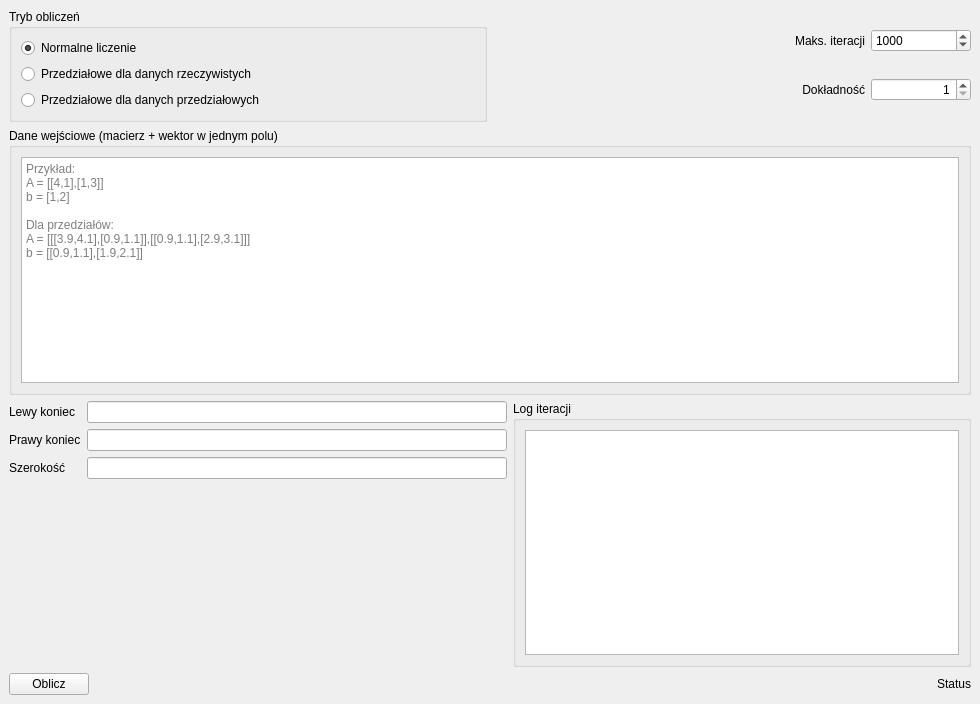
Above: src/gui/MainWindow.ui from 0ritsu/EAN before the change. Below: the same form after it.
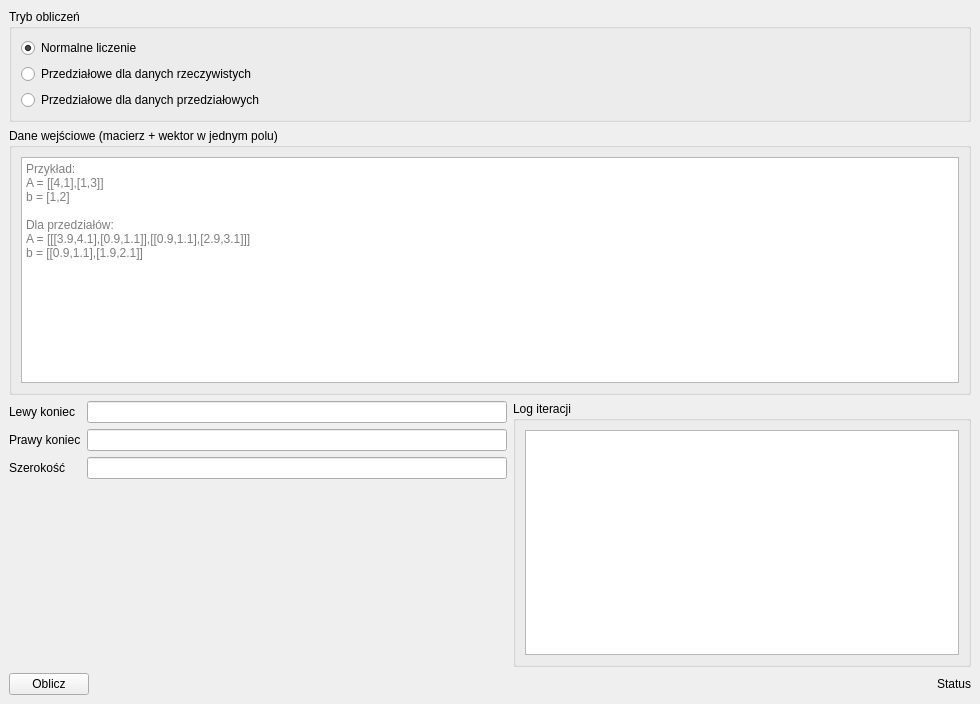
That is the form after the change.

What changed in the file:
```diff
--- a/src/gui/MainWindow.ui
+++ b/src/gui/MainWindow.ui
@@ -61,88 +61,6 @@
         <property name="sizeConstraint">
          <enum>QLayout::SizeConstraint::SetDefaultConstraint</enum>
         </property>
-        <item row="0" column="6">
-         <widget class="QSpinBox" name="maxIterSpin">
-          <property name="maximumSize">
-           <size>
-            <width>100</width>
-            <height>16777215</height>
-           </size>
-          </property>
-          <property name="minimum">
-           <number>1</number>
-          </property>
-          <property name="maximum">
-           <number>1000000</number>
-          </property>
-          <property name="value">
-           <number>1000</number>
-          </property>
-         </widget>
-        </item>
-        <item row="5" column="6">
-         <widget class="QSpinBox" name="spinPrecision">
-          <property name="maximumSize">
-           <size>
-            <width>100</width>
-            <height>16777215</height>
-           </size>
-          </property>
-          <property name="alignment">
-           <set>Qt::AlignmentFlag::AlignRight|Qt::AlignmentFlag::AlignTrailing|Qt::AlignmentFlag::AlignVCenter</set>
-          </property>
-          <property name="minimum">
-           <number>1</number>
-          </property>
-          <property name="maximum">
-           <number>17</number>
-          </property>
-         </widget>
-        </item>
-        <item row="0" column="5">
-         <widget class="QLabel" name="iterLabel">
-          <property name="sizePolicy">
-           <sizepolicy hsizetype="Fixed" vsizetype="Preferred">
-            <horstretch>0</horstretch>
-            <verstretch>0</verstretch>
-           </sizepolicy>
-          </property>
-          <property name="maximumSize">
-           <size>
-            <width>500</width>
-            <height>16777215</height>
-           </size>
-          </property>
-          <property name="text">
-           <string>Maks. iteracji</string>
-          </property>
-          <property name="alignment">
-           <set>Qt::AlignmentFlag::AlignRight|Qt::AlignmentFlag::AlignTrailing|Qt::AlignmentFlag::AlignVCenter</set>
-          </property>
-         </widget>
-        </item>
-        <item row="5" column="5">
-         <widget class="QLabel" name="precLabel">
-          <property name="sizePolicy">
-           <sizepolicy hsizetype="Fixed" vsizetype="Preferred">
-            <horstretch>0</horstretch>
-            <verstretch>0</verstretch>
-           </sizepolicy>
-          </property>
-          <property name="maximumSize">
-           <size>
-            <width>500</width>
-            <height>16777215</height>
-           </size>
-          </property>
-          <property name="text">
-           <string>Dokładność</string>
-          </property>
-          <property name="alignment">
-           <set>Qt::AlignmentFlag::AlignRight|Qt::AlignmentFlag::AlignTrailing|Qt::AlignmentFlag::AlignVCenter</set>
-          </property>
-         </widget>
-        </item>
        </layout>
       </item>
      </layout>
```
